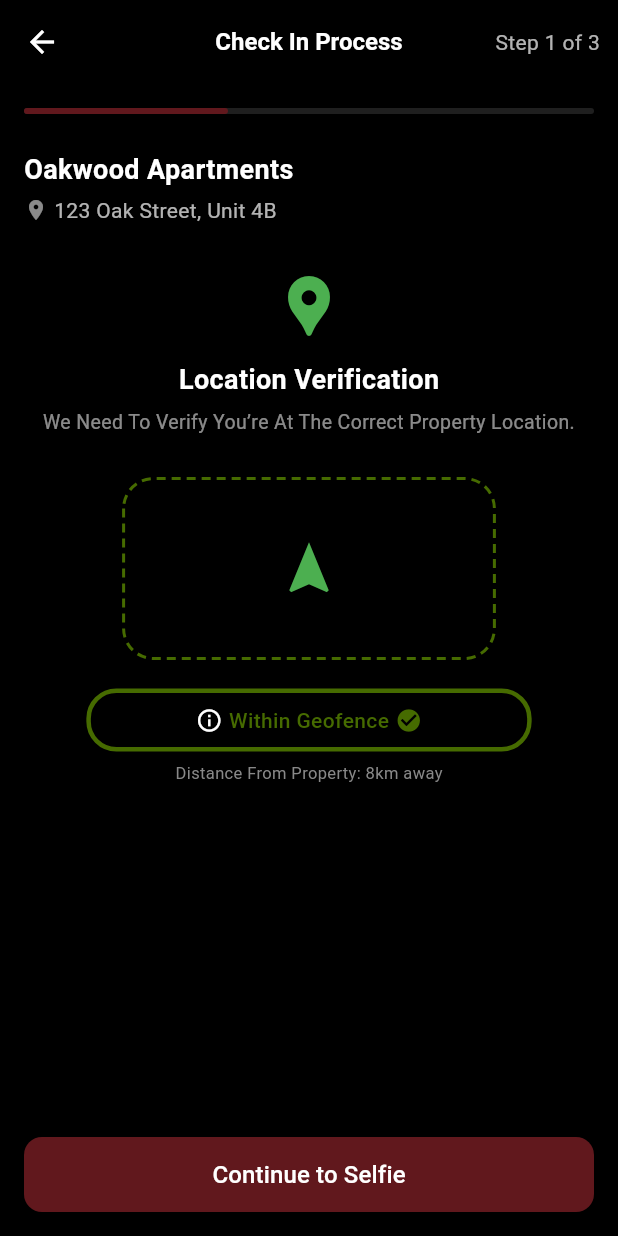
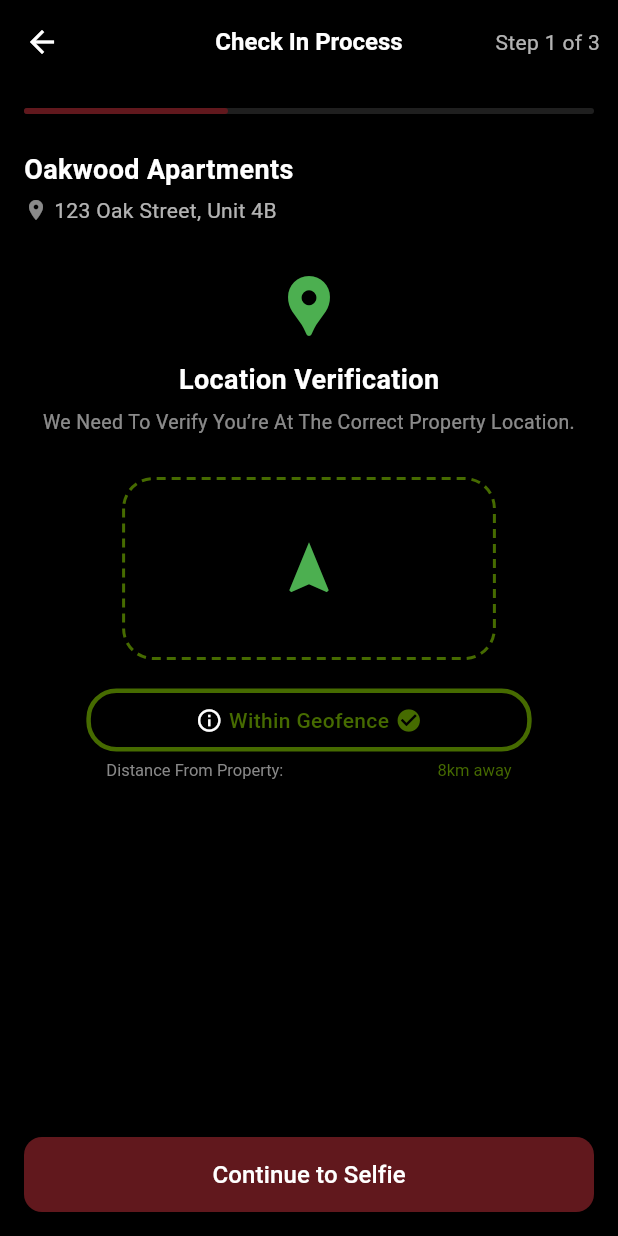
Before and after one commit to abdulrehman104/Outdoors-Mobile-App, a Flutter app: the LocationVerificationScreen screen opened directly, on a phone screen of 412 x 824 dp. Run offline on Flutter 3.47's test engine with Material 3 defaults, Android fonts, the phone set to English and light mode, and no system bars; our stand-ins replace dio, flutter_secure_storage, shared_preferences; accounts and stored records are empty; project files that could hold a hidden picture were left out.

Commit message:
add location verfication

```diff
--- a/lib/features/check/location_verification.dart
+++ b/lib/features/check/location_verification.dart
@@ -136,7 +136,7 @@ class LocationVerificationScreen extends StatelessWidget {
                           "Within Geofence",
                           style: TextStyle(
                               color: Color(0xFF466B00),
-                              fontSize: 14, // keep original size
+                              fontSize: 14,
                               fontWeight: FontWeight.w500),
                         ),
                         SizedBox(width: 4),
@@ -146,11 +146,27 @@ class LocationVerificationScreen extends StatelessWidget {
                     ),
                   ),
                   const SizedBox(height: 6),
-                  const Text(
-                    "Distance From Property: 8km away",
-                    style: TextStyle(
-                      color: Color(0xFF888888),
-                      fontSize: 11, // smaller only here
+                  RichText(
+                    text: const TextSpan(
+                      children: [
+                        TextSpan(
+                          text: "Distance From Property: ",
+                          style: TextStyle(
+                            color: Color(0xFF888888), // Original color
+                            fontSize: 11,
+                          ),
+                        ),
+                        WidgetSpan(
+                          child: SizedBox(width: 100), // Increased spacing
+                        ),
+                        TextSpan(
+                          text: "8km away",
+                          style: TextStyle(
+                            color: Color(0xFF466B00), // Geofence color
+                            fontSize: 11,
+                          ),
+                        ),
+                      ],
                     ),
                   ),
                 ],
```
